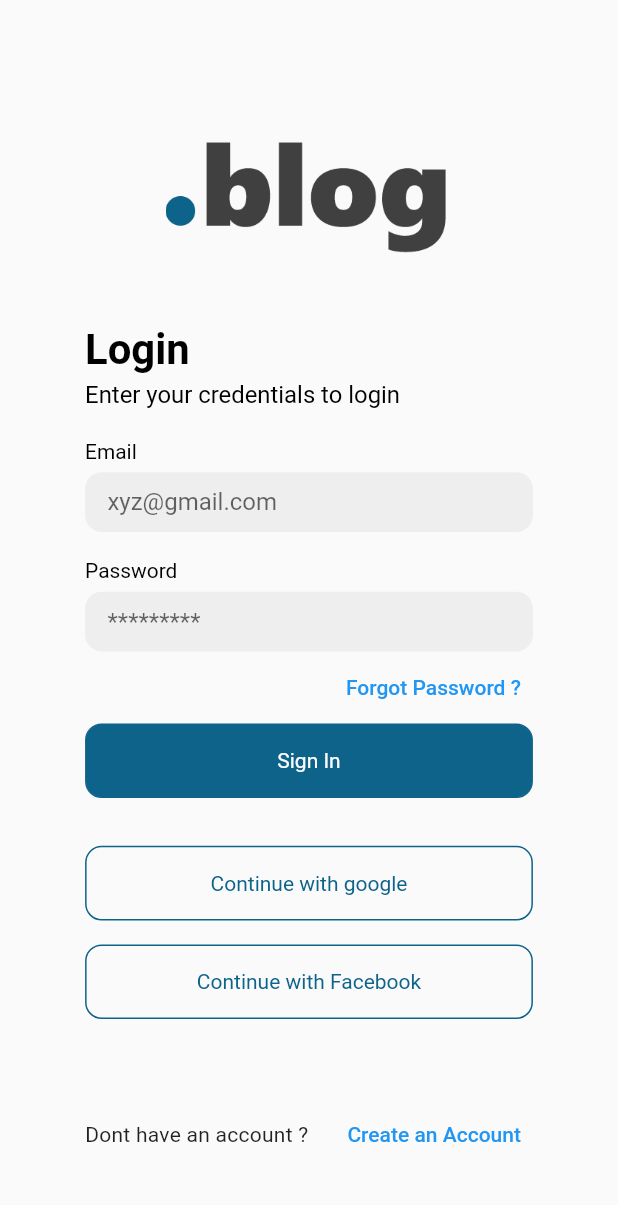
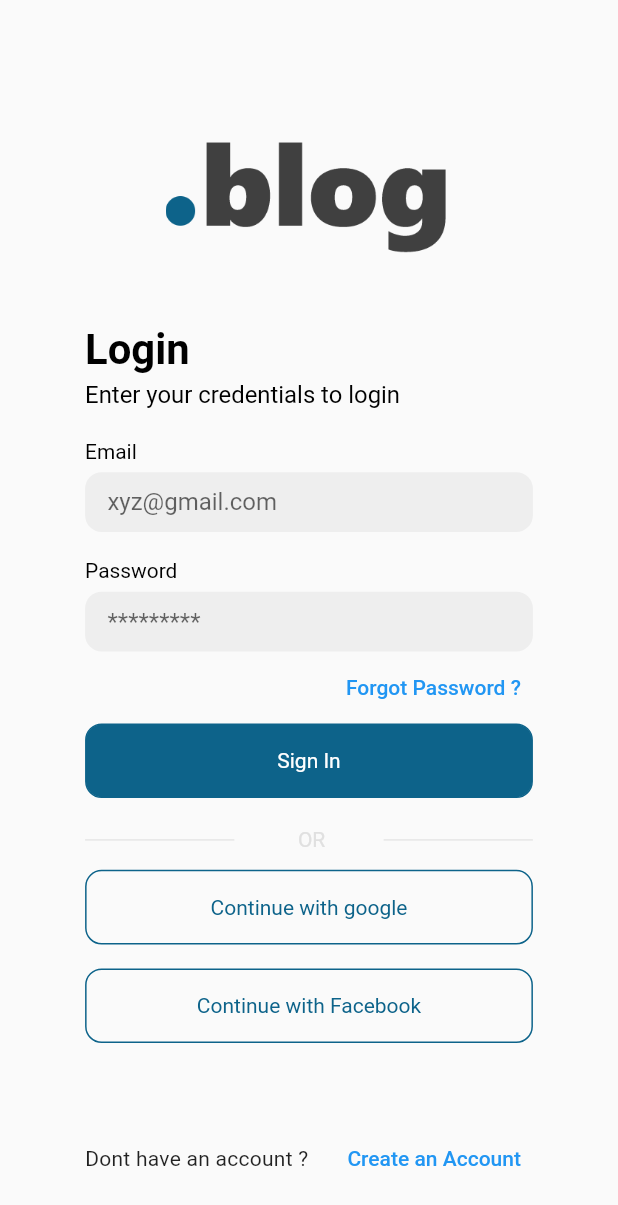
Before and after one commit to Infoshabirkhan/github_team_practice, a Flutter app: the screen it shows after launch, on a phone screen of 412 x 824 dp. Shown: the top 1205 px of the screen. Run offline on Flutter 3.47's test engine with Material 2 defaults, Android fonts, the phone set to English and light mode, and no system bars; our stand-ins replace flutter_screenutil, google_fonts.

Commit message:
login screen full complete

```diff
--- a/lib/view/screens/login_screen.dart
+++ b/lib/view/screens/login_screen.dart
@@ -26,7 +26,7 @@ class LoginScreen extends StatelessWidget {
             SizedBox(
               height: 70.sp,
             ),
-            Container(
+            SizedBox(
               //   color: Colors.blue,
               width: 193.sp,
               height: 100.sp,
@@ -87,7 +87,19 @@ class LoginScreen extends StatelessWidget {
             TextButtonWidget(text: 'Forgot Password ?', onTap: (){},),
             ButtonWidget(text: 'Sign In', onTap: (){}, color: const Color(0xff0D638A), textColor: Colors.white),
             SizedBox(
-              height: 32.sp,
+              height: 20.sp,
+            ),
+            Row(
+              children: [
+                Expanded(child: Divider()),
+                Expanded(child: Center(child: Text(' OR',style: TextStyle(
+                  color: Colors.grey[300]
+                ),))),
+                Expanded(child: Divider()),
+              ],
+            ),
+            SizedBox(
+              height: 12.sp,
             ),
             ButtonWidget(text: 'Continue with google', onTap: (){}, color: Colors.transparent, textColor: const Color(
                 0xff0D638A)),
```
